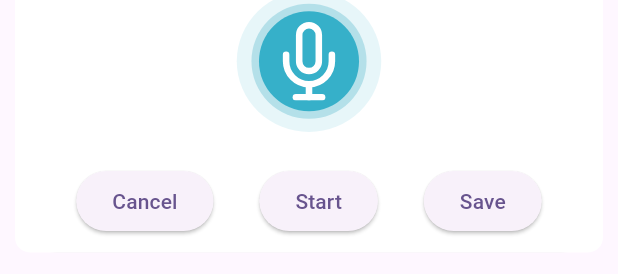
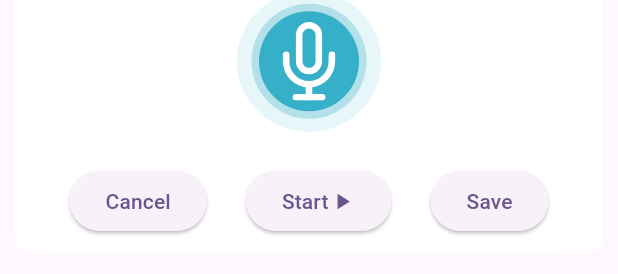
Before and after one commit to thanigaivel0402/BL_CRM_POC, a Flutter app: the RecordingPage widget shown alone on an empty page, opened directly, on a phone screen of 412 x 824 dp. Shown: the part 585-859 px from the top of the screen. Run offline on Flutter 3.47's test engine with Material 3 defaults, Android fonts, the phone set to English and light mode, and no system bars; our stand-ins replace cloud_firestore, cloud_functions, firebase_auth, firebase_core, firebase_storage, go_router and 4 more; missing offline and left inert: firebase_app_check, record; accounts and stored records are empty; network calls fail; project files that could hold a hidden picture were left out.

Commit message:
Add start and pause symbols in recording dialog

```diff
--- a/lib/pages/recording_page.dart
+++ b/lib/pages/recording_page.dart
@@ -120,7 +120,16 @@ class _RecordingPageState extends State<RecordingPage> {
                           onPressed: isRecording
                               ? stopRecording
                               : startRecording,
-                          child: Text(isRecording ? 'Pause' : 'Start'),
+                          child: isRecording
+                              ? Row(
+                                  children: [Text("Pause"), Icon(Icons.pause)],
+                                )
+                              : Row(
+                                  children: [
+                                    Text("Start"),
+                                    Icon(Icons.play_arrow),
+                                  ],
+                                ),
                         ),
                         ElevatedButton(
                           onPressed: () async {
```
